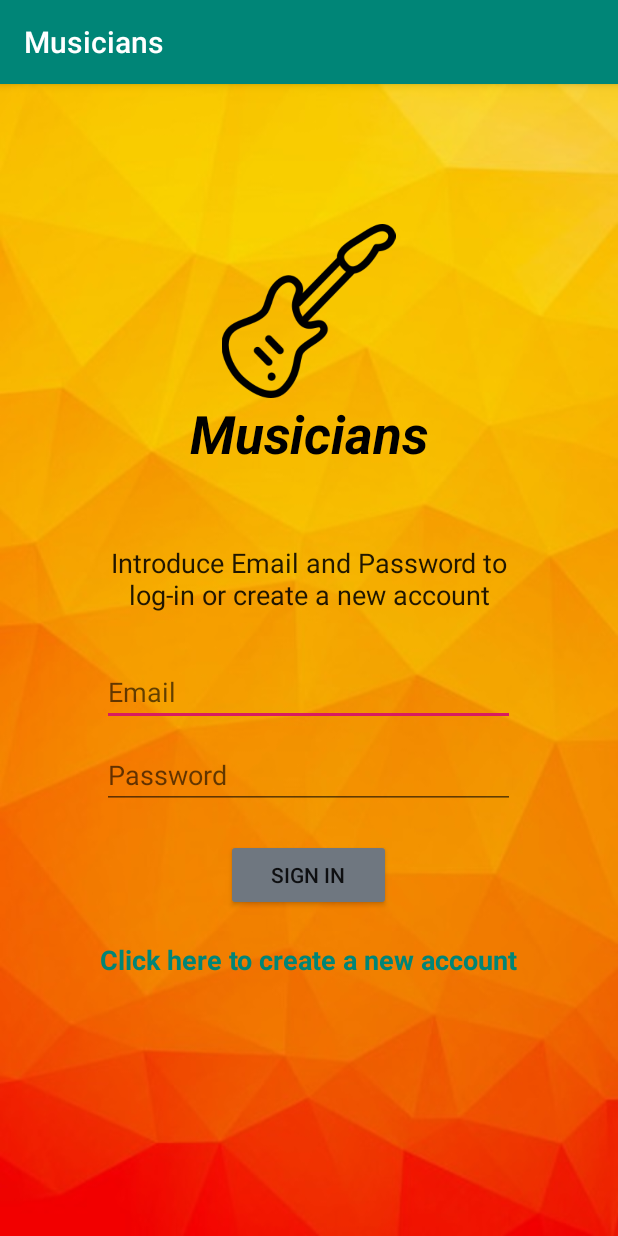
After one commit to oscarcillo/ProyectoFinalGS, an Android app: the LoginEmailActivity screen opened directly, with no data from a screen before it, on a phone screen of 412 x 824 dp. The commit adds this screen. Run offline under Robolectric (Android 15) with nearby library versions, the phone set to English and light mode, and no system bars; our stand-ins replace Firebase (no records; nobody signed in at launch, a user with empty details on screens opened directly).

Commit message:
Creadas actividad principal, de login de email y registro

```diff
--- a/app/build.gradle
+++ b/app/build.gradle
@@ -24,7 +24,7 @@ dependencies {
     implementation 'com.android.support:appcompat-v7:28.0.0'
     implementation 'com.android.support.constraint:constraint-layout:1.1.3'
     implementation 'com.android.support:design:28.0.0'
-    implementation 'com.google.firebase:firebase-auth:16.0.3'
+    implementation 'com.google.firebase:firebase-auth:16.2.0'
     testImplementation 'junit:junit:4.12'
     androidTestImplementation 'com.android.support.test:runner:1.0.2'
     androidTestImplementation 'com.android.support.test.espresso:espresso-core:3.0.2'
--- /dev/null
+++ b/app/src/main/java/com/example/proyecto_final_gs/LoginEmailActivity.java
@@ -0,0 +1,92 @@
+package com.example.proyecto_final_gs;
+
+import android.content.Intent;
+import android.opengl.Visibility;
+import android.support.annotation.NonNull;
+import android.support.v7.app.AppCompatActivity;
+import android.os.Bundle;
+import android.util.Patterns;
+import android.view.View;
+import android.widget.ProgressBar;
+import android.widget.TextView;
+import android.widget.Toast;
+
+import com.google.android.gms.tasks.OnCompleteListener;
+import com.google.android.gms.tasks.Task;
+import com.google.firebase.FirebaseApp;
+import com.google.firebase.auth.AuthResult;
+import com.google.firebase.auth.FirebaseAuth;
+import com.google.firebase.auth.FirebaseUser;
+
+public class LoginEmailActivity extends AppCompatActivity {
+
+    //variable de autenticacion
+    private FirebaseAuth mAuth;
+    private FirebaseUser user;
+
+    //views
+    TextView emailText, passwordText;
+    ProgressBar progreso;
+
+    @Override
+    protected void onCreate(Bundle savedInstanceState) {
+        super.onCreate(savedInstanceState);
+        setContentView(R.layout.activity_login_email);
+
+        //inicializar variables
+        mAuth = FirebaseAuth.getInstance();
+        //
+        emailText = findViewById(R.id.emailText);
+        passwordText = findViewById(R.id.passwordText);
+        progreso = findViewById(R.id.progressBar);
+    }
+
+    public void createUserOrLogin(View v){
+        String email = emailText.getText().toString().trim();
+        String password = passwordText.getText().toString().trim();
+        //validacion de los edittext
+        if(email.isEmpty()){
+            emailText.setError(getResources().getString(R.string.email_error_empty));
+            emailText.requestFocus();
+            return;
+        }
+        if(password.isEmpty()){
+            passwordText.setError(getResources().getString(R.string.password_error_empty));
+            passwordText.requestFocus();
+            return;
+        }
+        if(password.length()<6){
+            passwordText.setError(getResources().getString(R.string.password_error_length));
+            passwordText.requestFocus();
+            return;
+        }
+        if(!Patterns.EMAIL_ADDRESS.matcher(email).matches()){
+            emailText.setError(getResources().getString(R.string.email_error_form));
+            emailText.requestFocus();
+            return;
+        }
+        //
+        progreso.setVisibility(View.VISIBLE);
+        mAuth.signInWithEmailAndPassword(email, password)
+        .addOnCompleteListener(this, new OnCompleteListener<AuthResult>() {
+            @Override
+            public void onComplete(@NonNull Task<AuthResult> task) {
+                if (task.isSuccessful()) {
+                    // Sign in success, update UI with the signed-in user's information
+                    user = mAuth.getCurrentUser();
+                } else {
+                    // If sign in fails, display a message to the user.
+                    Toast.makeText(LoginEmailActivity.this,
+                            getResources().getString(R.string.error_singin),
+                            Toast.LENGTH_SHORT).show();
+                }
+                progreso.setVisibility(View.INVISIBLE);
+            }
+        });
+    }
+
+    public void goToRegisterActivity(View v){
+            Intent i = new Intent(this, RegisterActivity.class);
+            startActivity(i);
+    }
+}
--- /dev/null
+++ b/app/src/main/res/layout/activity_login_email.xml
@@ -0,0 +1,88 @@
+<?xml version="1.0" encoding="utf-8"?>
+
+<LinearLayout xmlns:android="http://schemas.android.com/apk/res/android"
+    xmlns:app="http://schemas.android.com/apk/res-auto"
+    xmlns:tools="http://schemas.android.com/tools"
+    android:layout_width="match_parent"
+    android:layout_height="match_parent"
+    android:background="@drawable/login_background"
+    android:gravity="center"
+    android:orientation="vertical"
+    tools:context=".LoginActivity">
+
+    <ImageView
+        android:id="@+id/imageView"
+        android:layout_width="155dp"
+        android:layout_height="116dp"
+        app:srcCompat="@drawable/musicians_icon" />
+
+    <TextView
+        android:id="@+id/textView"
+        android:layout_width="wrap_content"
+        android:layout_height="wrap_content"
+        android:layout_marginBottom="50dp"
+        android:text="@string/app_name"
+        android:textAllCaps="false"
+        android:textColor="@color/common_google_signin_btn_text_dark_focused"
+        android:textSize="35sp"
+        android:textStyle="bold|italic" />
+
+    <TextView
+        android:id="@+id/textView3"
+        android:layout_width="277dp"
+        android:layout_height="wrap_content"
+        android:layout_marginBottom="30dp"
+        android:text="@string/email_exp"
+        android:textAlignment="center"
+        android:textColor="@color/common_google_signin_btn_text_light_pressed"
+        android:textSize="18sp"
+        tools:text="@string/email_exp" />
+
+    <EditText
+        android:id="@+id/emailText"
+        android:layout_width="275dp"
+        android:layout_height="wrap_content"
+        android:layout_marginBottom="10dp"
+        android:ems="10"
+        android:hint="@string/email"
+        android:inputType="textPersonName" />
+
+    <EditText
+        android:id="@+id/passwordText"
+        android:layout_width="275dp"
+        android:layout_height="wrap_content"
+        android:ems="10"
+        android:hint="@string/password"
+        android:inputType="textPassword" />
+
+    <Button
+        android:id="@+id/singinButton"
+        android:layout_width="110dp"
+        android:layout_height="wrap_content"
+        android:layout_marginTop="20dp"
+        android:backgroundTint="@color/buttonColor"
+        android:onClick="createUserOrLogin"
+        android:text="@string/Sing_in" />
+
+    <TextView
+        android:id="@+id/textRegister"
+        android:layout_width="wrap_content"
+        android:layout_height="wrap_content"
+        android:layout_marginTop="20dp"
+        android:onClick="goToRegisterActivity"
+        android:text="@string/register_text"
+        android:textColor="@color/colorPrimary"
+        android:textSize="18sp"
+        android:textStyle="bold" />
+
+    <ProgressBar
+        android:id="@+id/progressBar"
+        style="?android:attr/progressBarStyle"
+        android:layout_width="match_parent"
+        android:layout_height="wrap_content"
+        android:layout_marginTop="30dp"
+        android:layout_marginBottom="0dp"
+        android:progressTint="@color/colorPrimary"
+        android:visibility="invisible" />
+
+</LinearLayout>
--- a/app/src/main/res/values/strings.xml
+++ b/app/src/main/res/values/strings.xml
@@ -7,4 +7,17 @@
 
     <string name="app_name">Musicians</string>
 
+    <!-- LOGIJN ACTIVITY EMAIL !-->
+    <string name="email_exp">Introduce Email and Password to log-in or create a new account</string>
+    <string name="email">Email</string>
+    <string name="password">Password</string>
+    <string name="Sing_in">Sign in</string>
+    <string name="register_text">Click here to create a new account</string>
+
+    <string name="email_error_empty">The email can\'t be empty</string>
+    <string name="email_error_form">Not a valid email</string>
+    <string name="password_error_empty">The password can\'t be empty</string>
+    <string name="password_error_length">The password must have at least 6 characters</string>
+    <string name="error_singin">Incorrect email or password</string>
+
 </resources>
--- a/build.gradle
+++ b/build.gradle
@@ -8,7 +8,7 @@ buildscript {
     }
     dependencies {
         classpath 'com.android.tools.build:gradle:3.3.2'
-        classpath 'com.google.gms:google-services:4.1.0'
+        classpath 'com.google.gms:google-services:4.2.0'
 
         // NOTE: Do not place your application dependencies here; they belong
         // in the individual module build.gradle files
```
Also changed, not shown: app/src/main/AndroidManifest.xml (+9 -5 lines), app/src/main/java/com/example/proyecto_final_gs/LoginActivity.java (+7 -0 lines), app/src/main/java/com/example/proyecto_final_gs/RegisterActivity.java (added, +13 -0 lines), app/src/main/res/layout/activity_login.xml (+10 -3 lines), app/src/main/res/layout/activity_register.xml (added, +9 -0 lines).
